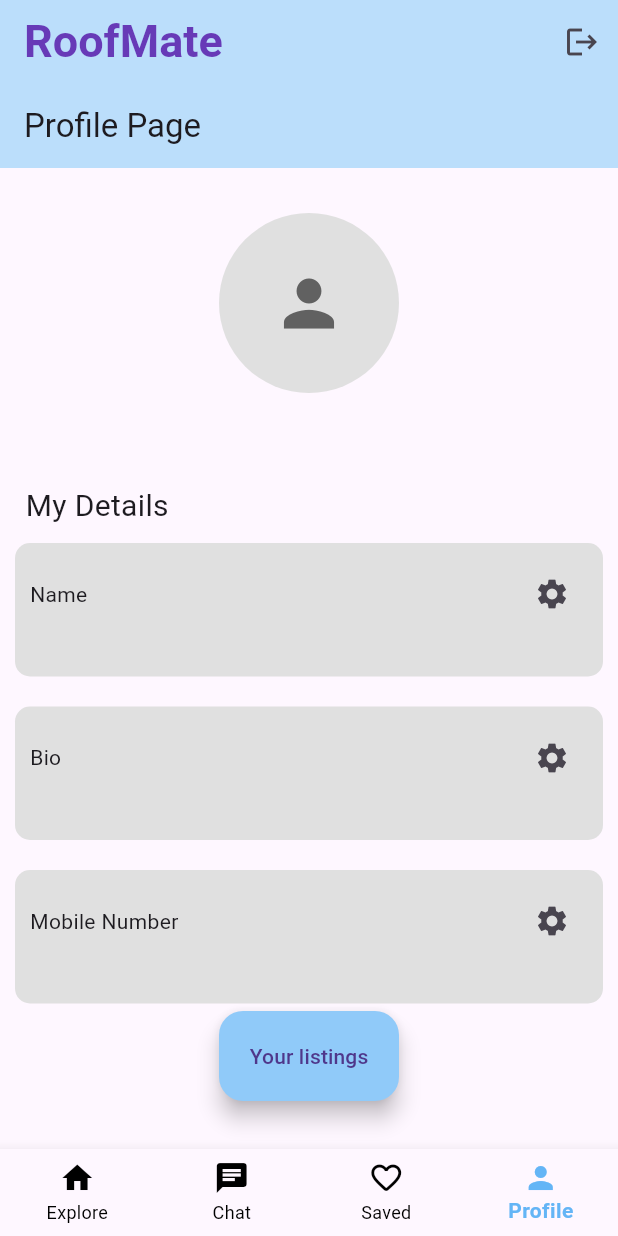
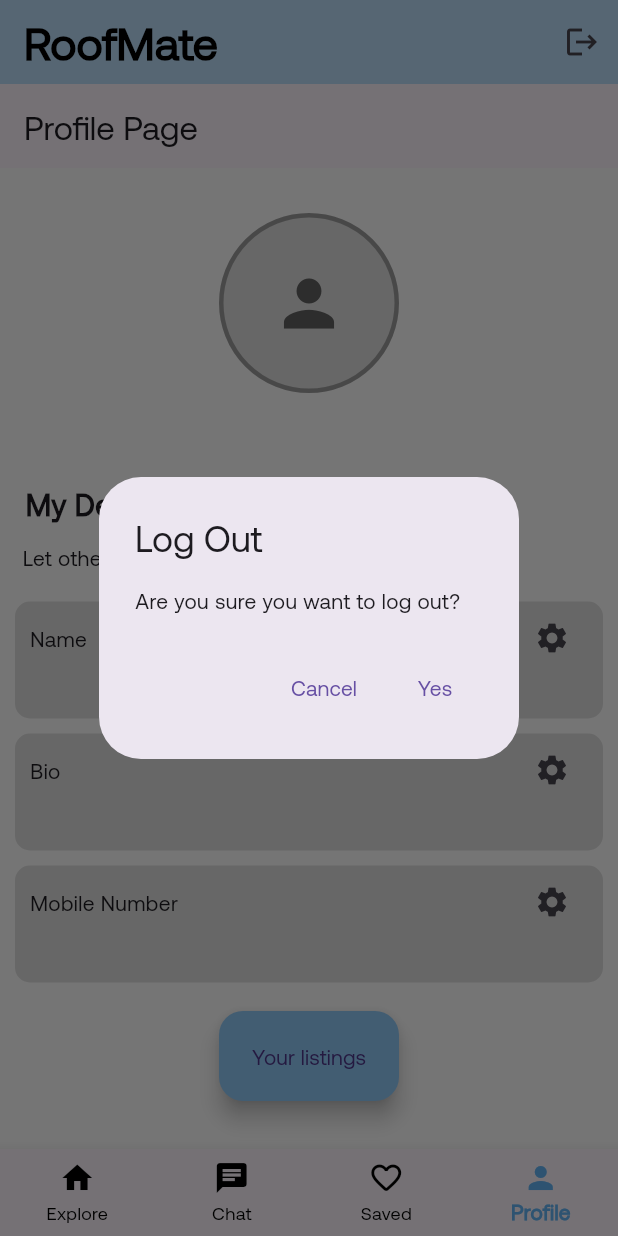
Before and after one commit to raveens9/roofmate, a Flutter app: the screen it shows once a user with an empty profile is signed in, item 4 of the bottom bar chosen, after a tap on the "logout" icon, on a phone screen of 412 x 824 dp. Run offline on Flutter 3.47's test engine with Material 3 defaults, Android fonts, the phone set to English and light mode, and no system bars; our stand-ins replace cloud_firestore, dash_chat_2, firebase_auth, firebase_core, firebase_storage, get_it and 2 more; accounts and stored records are empty; Roboto replaces fonts that are missing (Futura Bold font).

Commit message:
Fonts, UI and other fixes

```diff
--- a/lib/components/textBox.dart
+++ b/lib/components/textBox.dart
@@ -18,8 +18,8 @@ class MyTextBox extends StatelessWidget {
           color: Colors.grey[300],
           borderRadius: BorderRadius.circular(10)
       ),
-      padding: EdgeInsets.all(10),
-      margin: EdgeInsets.all(10),
+      padding: EdgeInsets.fromLTRB(10,0,10,10),
+      margin: EdgeInsets.fromLTRB(10,0,10,10),
 
       child: Column(
         crossAxisAlignment: CrossAxisAlignment.start,
--- a/lib/main.dart
+++ b/lib/main.dart
@@ -36,7 +36,11 @@ class MyApp extends StatelessWidget {
 
   @override
   Widget build(BuildContext context) {
-    return const MaterialApp(
+    return MaterialApp(
+      theme: ThemeData(
+          fontFamily: 'SF-Pro',
+        scaffoldBackgroundColor: Colors.white
+      ),
       debugShowCheckedModeBanner: false,
       home: AuthPage(),
     );
--- a/lib/pages/HomePage.dart
+++ b/lib/pages/HomePage.dart
@@ -26,8 +26,42 @@ class _HomePageState extends State<HomePage> {
   final searchController = TextEditingController();
   int _selectedIndex = 0;
 
-  void signUserOut() {
-    FirebaseAuth.instance.signOut();
+  void signUserOut(BuildContext context) async {
+    // Show the confirmation dialog
+    bool confirmLogout = await showLogoutConfirmationDialog(context);
+
+    // If the user confirms, log them out
+    if (confirmLogout) {
+      FirebaseAuth.instance.signOut();
+    }
+  }
+
+// Function to show the confirmation dialog
+  Future<bool> showLogoutConfirmationDialog(BuildContext context) {
+    return showDialog<bool>(
+      context: context,
+      barrierDismissible: false, // Prevent dismissing the dialog by tapping outside
+      builder: (BuildContext context) {
+        return AlertDialog(
+          title: const Text('Log Out'),
+          content: const Text('Are you sure you want to log out?'),
+          actions: <Widget>[
+            TextButton(
+              child: const Text('Cancel'),
+              onPressed: () {
+                Navigator.of(context).pop(false);
+              },
+            ),
+            TextButton(
+              child: const Text('Yes'),
+              onPressed: () {
+                Navigator.of(context).pop(true);
+              },
+            ),
+          ],
+        );
+      },
+    ).then((value) => value ?? false);
   }
 
   void _onItemTapped(int index) {
@@ -52,14 +86,17 @@ class _HomePageState extends State<HomePage> {
           style: TextStyle(
             fontWeight: FontWeight.bold,
             fontSize: 30,
-            color: Colors.deepPurple, // Dark purple
-            fontFamily: 'Futura Bold font', // Use the custom font family
+            color: Colors.black, // Dark purple
+            fontFamily: 'SF-Pro', // Use the custom font family
           ),
         ),
 
         backgroundColor: Colors.blue[100],
         actions: [
-          IconButton(onPressed: signUserOut, icon: const Icon(Icons.logout))
+          IconButton(
+            onPressed: () => signUserOut(context),
+            icon: const Icon(Icons.logout),
+          )
         ],
       ),
       body: Column(
@@ -181,12 +218,10 @@ class _ExplorePageState extends State<ExplorePage> {
       final data = doc.data() as Map<String, dynamic>;
       final price = int.tryParse(data['price']?.toString() ?? "0") ?? 0;
 
-      // Apply price filter
       if (filters['priceRange'] == "<5000" && price >= 5000) return false;
       if (filters['priceRange'] == "5000-10000" && (price < 5000 || price > 10000)) return false;
       if (filters['priceRange'] == ">10000" && price <= 10000) return false;
 
-      // Apply location filter
       if (filters['location'] != null && filters['location']!.isNotEmpty) {
         final location = data['location']?.toString().toLowerCase() ?? '';
         if (!location.contains(filters['location']!.toString().toLowerCase())) return false;
@@ -199,7 +234,13 @@ class _ExplorePageState extends State<ExplorePage> {
   @override
   Widget build(BuildContext context) {
     return Column(
-      children: [
+      children: [Padding(
+        padding: const EdgeInsets.fromLTRB(5,15,5,15),
+        child: Text('Your home away from home is just a few taps away!',
+          style:
+          TextStyle(fontSize: 16,
+          fontWeight: FontWeight.bold),),
+      ),
         Padding(
           padding: const EdgeInsets.all(8.0),
           child: Row(
--- a/lib/pages/chatPage.dart
+++ b/lib/pages/chatPage.dart
@@ -47,7 +47,7 @@ class _ChatpageState extends State<Chatpage> {
     return Scaffold(
       appBar: AppBar(
         title: const Text("Messages"),
-        backgroundColor: Colors.blue[100],
+        backgroundColor: Colors.blue[200],
       ),
       body: _buildUI(),
     );
@@ -69,7 +69,8 @@ class _ChatpageState extends State<Chatpage> {
             vertical: 20.0,
           ),
           child: Column(
-            children: [
+            children: [Text('Manage your stays and visits here!'),
+              SizedBox(height: 20,),
               TextField(
                 controller: _searchController,
                 decoration: InputDecoration(
--- a/lib/pages/profilePage.dart
+++ b/lib/pages/profilePage.dart
@@ -100,7 +100,6 @@ class _ProfilePageState extends State<ProfilePage> {
     return Scaffold(
       appBar: AppBar(
         title: const Text('Profile Page'),
-        backgroundColor: Colors.blue[100],
       ),
       body: StreamBuilder<DocumentSnapshot>(
         stream: usersCollection.doc(user.uid).snapshots(),
@@ -122,10 +121,14 @@ class _ProfilePageState extends State<ProfilePage> {
                       image: profilePictureUrl.isNotEmpty
                           ? DecorationImage(
                               image: NetworkImage(profilePictureUrl),
-                              fit: BoxFit.contain, // Ensures the image is fully visible
+                              fit: BoxFit.contain,
                             )
                           : null,
-                      color: Colors.grey[300], // Placeholder background color
+                      color: Colors.grey[300],
+                      border: Border.all(
+                        color: Colors.grey,
+                        width: 3
+                      )
                     ),
                     child: profilePictureUrl.isEmpty
                         ? Icon(Icons.person, size: 50, color: Colors.grey[700])
@@ -139,12 +142,20 @@ class _ProfilePageState extends State<ProfilePage> {
                 ),
                 SizedBox(height: 20),
                 const Padding(
-                  padding: EdgeInsets.fromLTRB(17, 0, 10, 0),
+                  padding: EdgeInsets.fromLTRB(17, 0, 10, 10),
                   child: Text(
                     "My Details",
-                    style: TextStyle(fontSize: 20),
+                    style: TextStyle(fontSize: 20,fontWeight: FontWeight.bold),
                   ),
                 ),
+                Padding(
+                  padding: const EdgeInsets.fromLTRB(15,0,0,0),
+                  child: Text(
+                    'Let others get to know you better!',
+
+                  ),
+                ),
+                SizedBox(height: 20),
                 MyTextBox(
                   text: userData['username'],
                   sectionName: 'Name',
--- a/lib/pages/register_page.dart
+++ b/lib/pages/register_page.dart
@@ -1,5 +1,4 @@
 import 'dart:io';
-
 import 'package:cloud_firestore/cloud_firestore.dart';
 import 'package:firebase_auth/firebase_auth.dart';
 import 'package:flutter/material.dart';
--- a/pubspec.yaml
+++ b/pubspec.yaml
@@ -76,6 +76,8 @@ flutter:
     - assets/logo.png
   #   - images/a_dot_ham.jpeg
     - assets/default_profile_pic.jpg
+    - assets/save.jpg
+    - assets/profile.jpg
 
   # An image asset can refer to one or more resolution-specific "variants".
   # See https://flutter.dev/assets-and-images/#resolution-aware
@@ -88,9 +90,9 @@ flutter:
   # "family" key with the font family name and a "fonts" key with a list
   # specifying the asset and other descriptors for the font. Example:
   fonts:
-    - family: FuturaBold
+    - family: SF-Pro
       fonts:
-        - asset: fonts/Futura_Bold.ttf
+        - asset: fonts/Aeonik-Regular.ttf
   #   - family: Trajan Pro
   #     fonts:
   #       - asset: fonts/TrajanPro.ttf
```
Also changed, not shown: lib/pages/savedPage.dart (+17 -3 lines), lib/pages/yourListingsPage.dart (+48 -16 lines), assets/profile.jpg (added), assets/save.jpg (added), fonts/Aeonik-Regular.ttf (added), pubspec.lock, 2 other files.
